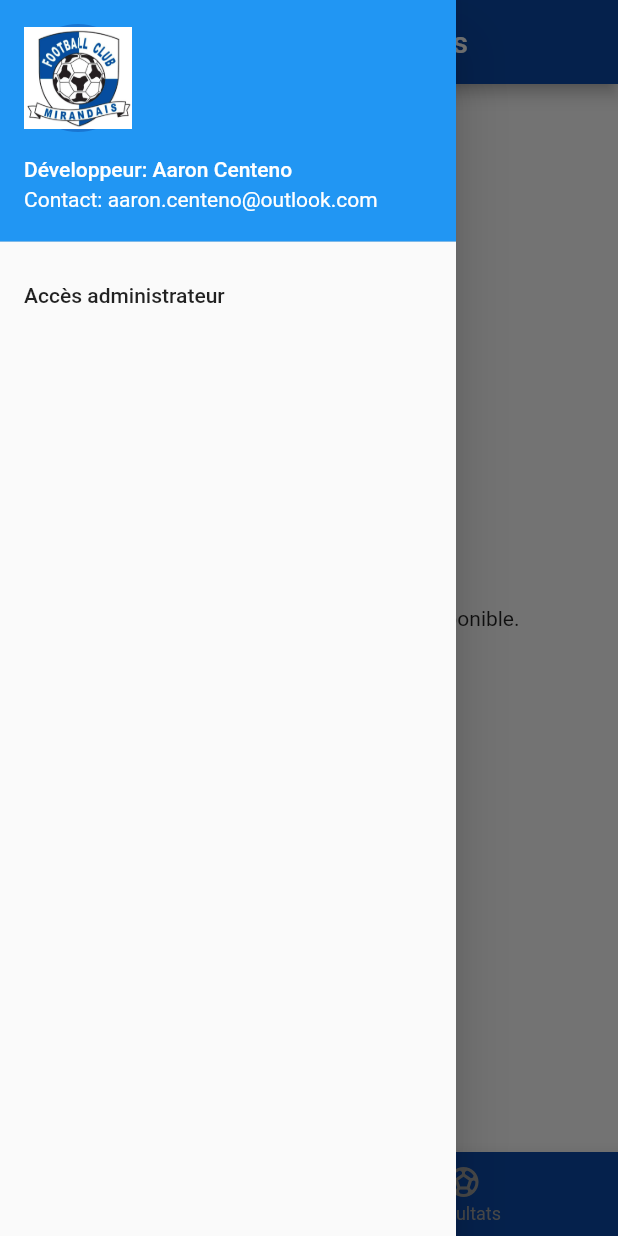
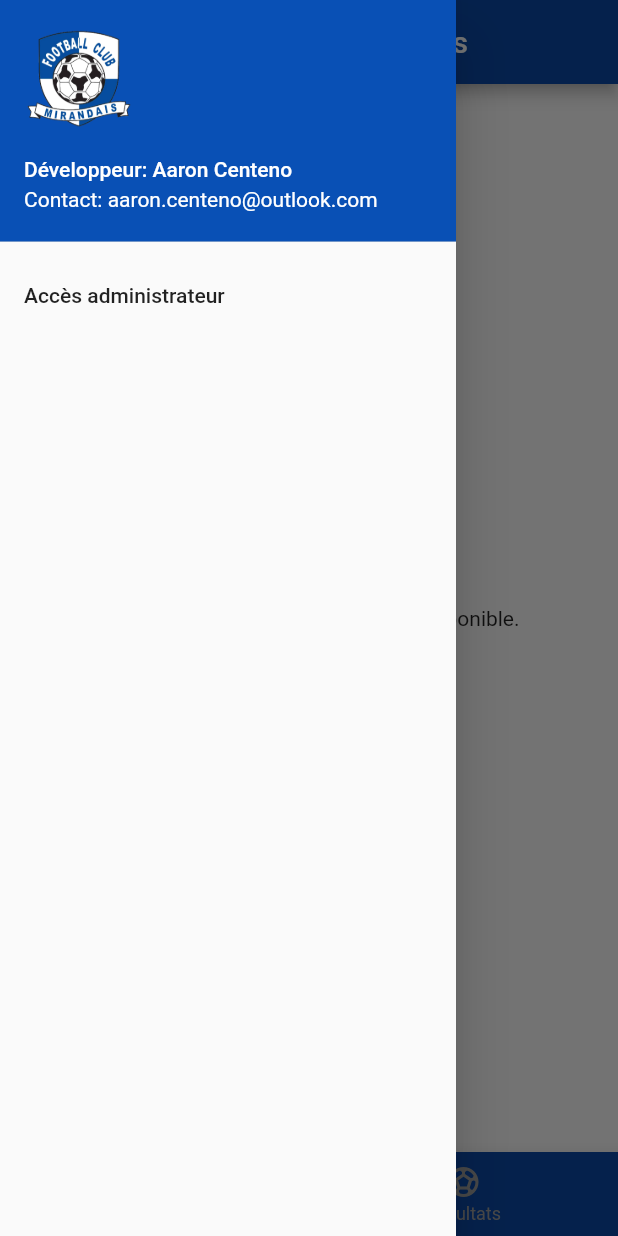
Before and after one commit to atzaaron/fcm, a Flutter app: the screen it shows after launch, with the side drawer open, on a phone screen of 412 x 824 dp. Run offline on Flutter 3.47's test engine with Material 2 defaults, Android fonts, the phone set to English and light mode, and no system bars; our stand-ins replace flutter_spinkit; missing offline and left inert: web_scraper.

Commit message:
feat (logo): Modified main log (now png). Changed default android and ios logo to the new one

```diff
--- a/lib/main.dart
+++ b/lib/main.dart
@@ -65,8 +65,13 @@ class _MyHomePageState extends State<MyHomePage> {
             UserAccountsDrawerHeader(
               accountName: Text("Développeur: Aaron Centeno"),
               accountEmail: Text("Contact: aaron.centeno@outlook.com"),
+              decoration: BoxDecoration(
+                color: Color(0xff0950b5),
+              ),
               currentAccountPicture: CircleAvatar(
-                child: Image.asset('assets/images/logo_fcm.jpg'),
+                child: Image.asset('assets/images/logo_fcm.png'),
+                backgroundColor: Color(0xff0950b5),
+
               ),
             ),
             ListTile(
```
Also changed, not shown: pubspec.yaml (+8 -3 lines), assets/images/logo_fcm.jpg (deleted), assets/images/logo_fcm.png (added), pubspec.lock, 23 other files.
